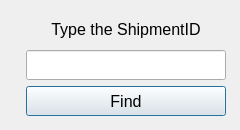
Old version of the form editselectwindow.ui in the repository FreeLike76/PostServiceSQL.
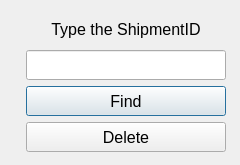
New version of the form.

Diff of the .ui file:
```diff
--- a/editselectwindow.ui
+++ b/editselectwindow.ui
@@ -7,19 +7,19 @@
     <x>0</x>
     <y>0</y>
     <width>240</width>
-    <height>130</height>
+    <height>165</height>
    </rect>
   </property>
   <property name="minimumSize">
    <size>
     <width>240</width>
-    <height>130</height>
+    <height>165</height>
    </size>
   </property>
   <property name="maximumSize">
    <size>
     <width>240</width>
-    <height>130</height>
+    <height>165</height>
    </size>
   </property>
   <property name="windowTitle">
@@ -109,6 +109,31 @@
        </property>
       </widget>
      </item>
+     <item>
+      <widget class="QPushButton" name="buttonDelete">
+       <property name="minimumSize">
+        <size>
+         <width>200</width>
+         <height>30</height>
+        </size>
+       </property>
+       <property name="maximumSize">
+        <size>
+         <width>200</width>
+         <height>30</height>
+        </size>
+       </property>
+       <property name="font">
+        <font>
+         <family>Arial</family>
+         <pointsize>12</pointsize>
+        </font>
+       </property>
+       <property name="text">
+        <string>Delete</string>
+       </property>
+      </widget>
+     </item>
     </layout>
    </item>
   </layout>
```
